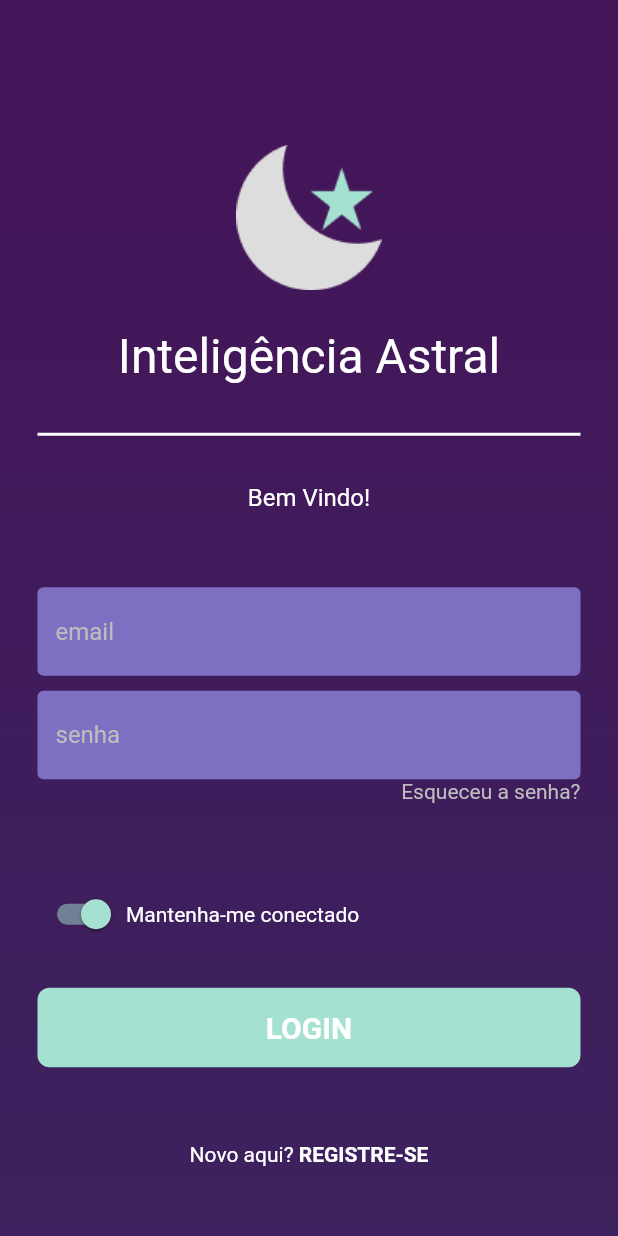
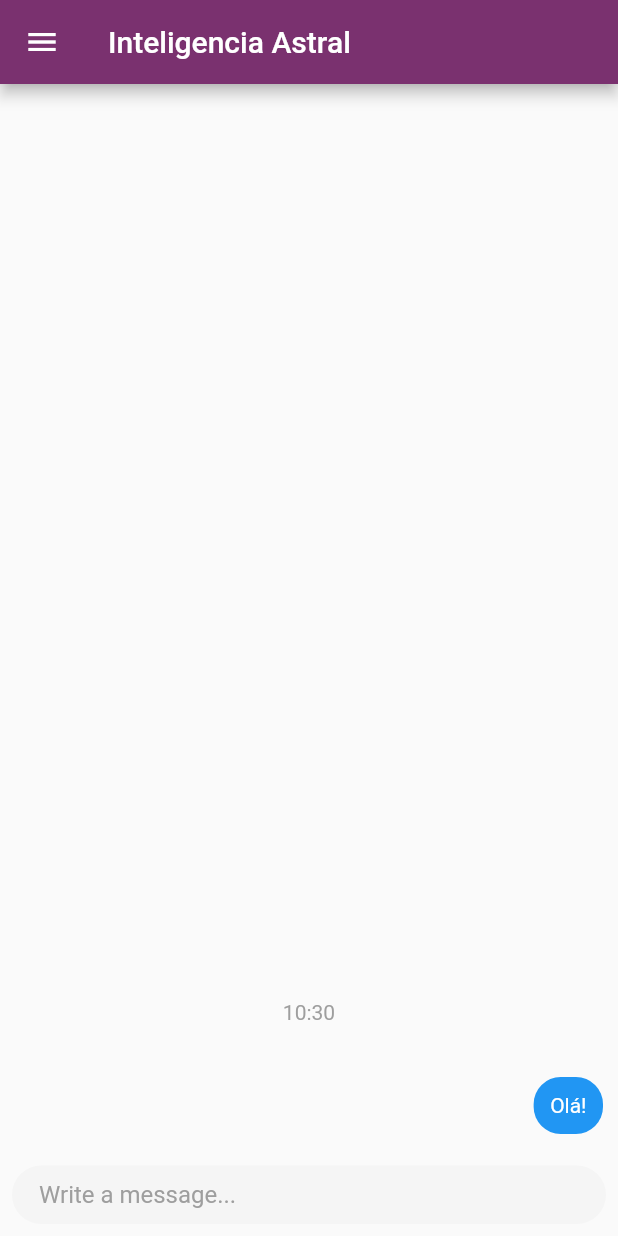
Before and after one commit to waands/inteligencia_astral, a Flutter app: the Login screen opened directly, after a tap on "LOGIN", on a phone screen of 412 x 824 dp. Run offline on Flutter 3.47's test engine with Material 2 defaults, Android fonts, the phone set to English and light mode, and no system bars; drawn by our look-alikes of dash_chat_2; our stand-ins replace csc_picker; missing offline and left inert: day_night_time_picker.

Commit message:
chat, profile, appbar and drawer update
Erick did the initial mockup for the chat and profile I just polished and organized it a bit

```diff
--- a/lib/components/text_field.dart
+++ b/lib/components/text_field.dart
@@ -23,8 +23,8 @@ class MyTextField extends StatelessWidget{
         decoration: InputDecoration(
             filled: true,
             fillColor: const Color.fromARGB(255, 126, 111, 195),
-            enabledBorder: OutlineInputBorder(
-                borderSide: BorderSide(color: const Color.fromARGB(0, 255, 255, 255))),
+            enabledBorder: const OutlineInputBorder(
+                borderSide: BorderSide(color: Color.fromARGB(0, 255, 255, 255))),
             focusedBorder: OutlineInputBorder(
                 borderSide: BorderSide(color: Colors.grey.shade400)),
           hintText: hintText,
--- a/lib/main.dart
+++ b/lib/main.dart
@@ -1,5 +1,5 @@
 import 'package:flutter/material.dart';
-import 'package:inteligencia_astral/pages/login.dart';
+import 'package:inteligencia_astral/pages/profile.dart';
 
 void main(){
   runApp(MaterialApp(
@@ -11,6 +11,6 @@ class myApp extends StatelessWidget {
   @override
   Widget build(BuildContext context) {
     return MaterialApp(
-        home: Login());
+        home: Profile());
   }
 }
--- /dev/null
+++ b/lib/pages/chat.dart
@@ -0,0 +1,51 @@
+import 'package:dash_chat_2/dash_chat_2.dart';
+import 'package:inteligencia_astral/theme.dart';
+import 'package:flutter/material.dart';
+import 'package:inteligencia_astral/components/navigation_menu.dart';
+
+class Chat extends StatefulWidget {
+  @override
+  _ChatState createState() => _ChatState();
+}
+
+class _ChatState extends State<Chat> {
+  ChatUser user = ChatUser(
+    id: '1',
+    firstName: 'Charles',
+    lastName: 'Leclerc',
+  );
+
+  List<ChatMessage> messages = <ChatMessage>[
+    ChatMessage(
+      text: 'Olá!',
+      user: ChatUser(
+        id: '1',
+        firstName: 'Gustavo',
+        lastName: 'Lozerno',
+      ),
+      createdAt: DateTime.now(),
+
+    ),
+  ];
+
+  @override
+  Widget build(BuildContext context) {
+    return Scaffold(
+      appBar: AppBar(
+        title: const Text('Inteligencia Astral'),
+        backgroundColor: AppTheme.colors.purpura,
+      ),
+      drawer: const NavMenu(),
+      body: DashChat(
+        currentUser: user,
+
+        onSend: (ChatMessage m) {
+          setState(() {
+            messages.insert(0, m);
+          });
+        },
+        messages: messages,
+      ),
+    );
+  }
+}
--- a/lib/pages/login.dart
+++ b/lib/pages/login.dart
@@ -1,6 +1,7 @@
 import 'package:flutter/foundation.dart';
 import 'package:flutter/gestures.dart';
 import 'package:flutter/material.dart';
+import 'package:inteligencia_astral/pages/chat.dart';
 import '/theme.dart';
 import 'package:inteligencia_astral/pages/register.dart';
 import 'package:inteligencia_astral/components/my_buttom.dart';
@@ -14,8 +15,10 @@ class Login extends StatelessWidget {
   final usernameController = TextEditingController();
   final passwordController = TextEditingController();
 
-  void signUserIn() {
-
+  void signUserIn(context) {
+    Navigator.of(context).push(MaterialPageRoute(
+      builder: (context) => Chat(),
+    ));
   }
 
   @override
@@ -27,15 +30,12 @@ class Login extends StatelessWidget {
         begin: Alignment.topCenter,
         end: Alignment.bottomCenter,
         colors: [AppTheme.colors.roxo1, AppTheme.colors.roxo2],
-          )
-        ),
+      )),
 
       //backgroundColor: const Color.fromARGB(255, 68, 20, 88),
       child: SafeArea(
         child: Center(
-          child: Column(
-            mainAxisAlignment: MainAxisAlignment.center,
-            children: [
+          child: Column(mainAxisAlignment: MainAxisAlignment.center, children: [
             const SizedBox(height: 50),
             //logo
             Image.asset('lib/imgs/logo.png'),
@@ -51,7 +51,8 @@ class Login extends StatelessWidget {
 
             Padding(
               padding: EdgeInsets.symmetric(horizontal: 25.0),
-              child: Divider(color: AppTheme.colors.white,
+              child: Divider(
+                color: AppTheme.colors.white,
                 thickness: 2,
               ),
             ),
@@ -61,7 +62,7 @@ class Login extends StatelessWidget {
             //Bem vindo
             Text(
               "Bem Vindo!",
-              style: TextStyle(color:AppTheme.colors.white, fontSize: 16),
+              style: TextStyle(color: AppTheme.colors.white, fontSize: 16),
             ),
 
             const SizedBox(height: 50),
@@ -84,49 +85,41 @@ class Login extends StatelessWidget {
             //esqueceu a senha
             Padding(
               padding: const EdgeInsets.symmetric(horizontal: 25.0),
-              child: Row(
-                mainAxisAlignment: MainAxisAlignment.end,
-                children:[
-                  Text(
-                    'Esqueceu a senha?',
-                    style: TextStyle(color: Colors.grey[400])
-                  ),
-                ]
-              ),
+              child: Row(mainAxisAlignment: MainAxisAlignment.end, children: [
+                Text('Esqueceu a senha?',
+                    style: TextStyle(color: Colors.grey[400])),
+              ]),
             ),
             const SizedBox(height: 50),
 
             //mantenha conectado
             const Padding(
               padding: EdgeInsets.symmetric(horizontal: 25.0),
-              child: Row(
-                mainAxisAlignment: MainAxisAlignment.start,
-                children:[
+              child: Row(mainAxisAlignment: MainAxisAlignment.start, children: [
                 SwitchExample(),
                 Text(
                   'Mantenha-me conectado',
                   style: TextStyle(color: Colors.white),
                 )
-                ]
-              ),
+              ]),
             ),
             const SizedBox(height: 25),
 
             //login
             MyButtom(
               Texto: 'LOGIN',
-              onTap: signUserIn,
+              onTap: () {
+                signUserIn(context);
+              },
             ),
             const SizedBox(height: 50),
 
             //increver
-            RichText(text: TextSpan(
-              children: <TextSpan>[
+            RichText(
+                text: TextSpan(children: <TextSpan>[
               const TextSpan(
                 text: 'Novo aqui? ',
-                style: TextStyle(
-                        color: Colors.white
-                ),
+                style: TextStyle(color: Colors.white),
               ),
               TextSpan(
                   text: 'REGISTRE-SE',
@@ -139,17 +132,11 @@ class Login extends StatelessWidget {
                       Navigator.of(context).push(MaterialPageRoute(
                         builder: (context) => Register(),
                       ));
-                  }
-                ),
-              ]
-              )
-            ),
-
-
+                    }),
+            ])),
           ]),
         ),
       ),
-      )
-    );
+    ));
   }
 }
--- a/pubspec.yaml
+++ b/pubspec.yaml
@@ -37,6 +37,7 @@ dependencies:
   cupertino_icons: ^1.0.2
   day_night_time_picker: ^1.3.0+1
   csc_picker: ^0.2.7
+  dash_chat_2: 0.0.18
 
 dev_dependencies:
   flutter_test:
```
Also changed, not shown: lib/components/navigation_menu.dart (added, +42 -0 lines), lib/pages/profile.dart (added, +153 -0 lines), pubspec.lock, 5 other files. Lines whose indentation alone changed are shown as unchanged.
